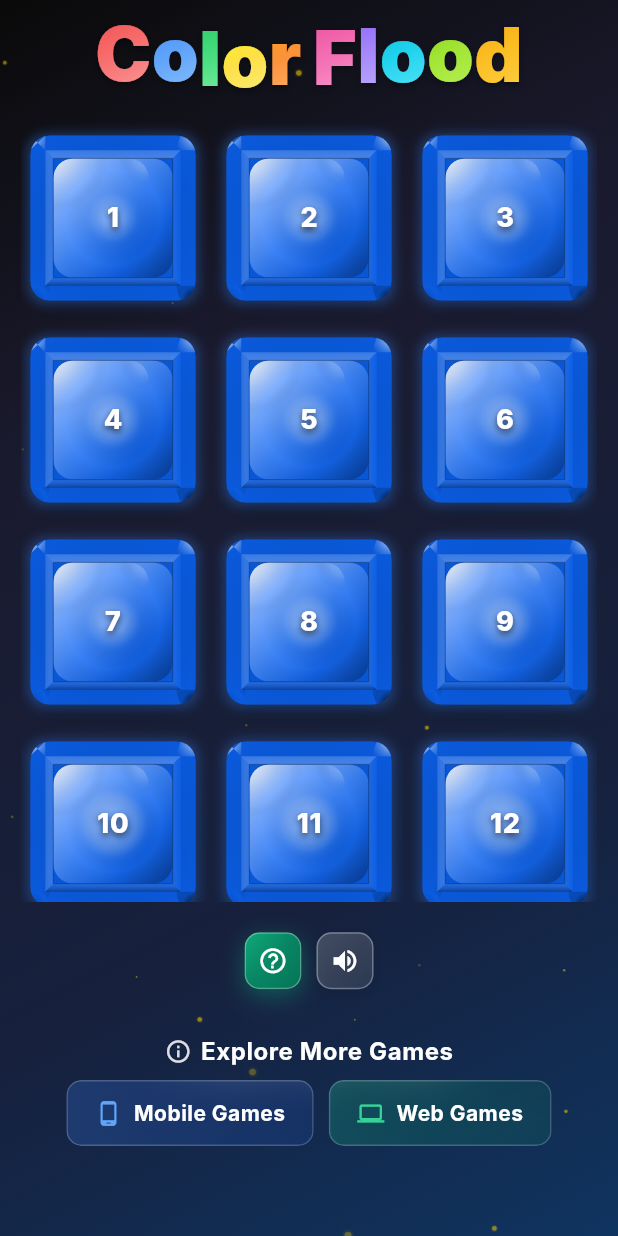
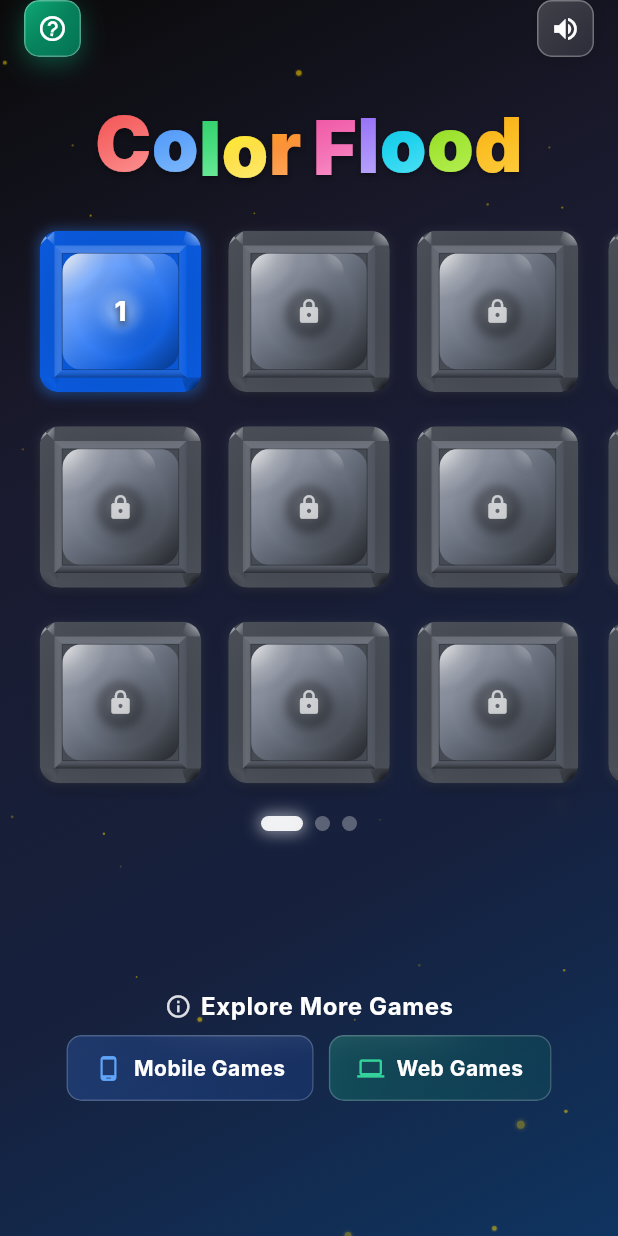
Before and after one commit to AgendeasSolution/color-flood, a Flutter app: the screen it shows after launch, on a phone screen of 412 x 824 dp. Run offline on Flutter 3.47's test engine with Material 3 defaults, Android fonts, the phone set to English and light mode, and no system bars; our stand-ins replace audioplayers, connectivity_plus, firebase_core, google_mobile_ads, package_info_plus, shared_preferences; missing offline and left inert: onesignal_flutter; accounts and stored records are empty; network calls fail; Roboto replaces fonts that are missing (Inter).

Commit message:
Update version to 1.1.4+6, remove unused assets, and refactor layout for improved responsiveness
- Bumped version in pubspec.yaml from 1.1.3+5 to 1.1.4+6.
- Deleted unused page_bg.png asset to reduce app size.
- Adjusted spacing in GameBoard and LevelSelectionGrid for better layout and responsiveness.
- Updated maxLevel in GameConstants from 30 to 24, reflecting the current game design.
- Modified GamePage and GameService to align with the new level structure and ensure proper validation.

```diff
--- a/lib/components/game_board.dart
+++ b/lib/components/game_board.dart
@@ -159,8 +159,8 @@ class _GameBoardState extends State<GameBoard> {
                   physics: const NeverScrollableScrollPhysics(),
                   gridDelegate: SliverGridDelegateWithFixedCrossAxisCount(
                     crossAxisCount: widget.gridWidth,
-                    crossAxisSpacing: 6,
-                    mainAxisSpacing: 6,
+                    crossAxisSpacing: 3,
+                    mainAxisSpacing: 3,
                   ),
                   itemCount: widget.gridWidth * widget.gridHeight,
                   itemBuilder: (context, index) {
--- /dev/null
+++ b/lib/components/level_selection_carousel.dart
@@ -0,0 +1,488 @@
+import 'dart:ui';
+import 'package:flutter/material.dart';
+import '../constants/game_constants.dart';
+import '../services/level_progression_service.dart';
+import '../utils/responsive_utils.dart';
+import 'gem_level_button.dart';
+
+/// Level selection carousel component showing levels in cards
+/// Each card contains 9 levels in a 3x3 grid (3 columns × 3 rows)
+class LevelSelectionCarousel extends StatefulWidget {
+  final Function(int level) onLevelSelected;
+  final Map<int, LevelStatus> levelStatuses;
+  final Widget? customHeader;
+  final bool compactTopSpacing;
+
+  const LevelSelectionCarousel({
+    super.key,
+    required this.onLevelSelected,
+    required this.levelStatuses,
+    this.customHeader,
+    this.compactTopSpacing = false,
+  });
+
+  @override
+  State<LevelSelectionCarousel> createState() => _LevelSelectionCarouselState();
+}
+
+class _LevelSelectionCarouselState extends State<LevelSelectionCarousel> {
+  late final PageController _pageController;
+  int _currentPage = 0;
+  static const int levelsPerCard = 9; // 3 columns × 3 rows
+  late final int totalCards;
+
+  @override
+  void initState() {
+    super.initState();
+    totalCards = (GameConstants.maxLevel / levelsPerCard).ceil();
+    _pageController = PageController(viewportFraction: 0.92); // Show 92% of current card, reducing gap between cards
+  }
+
+  @override
+  void dispose() {
+    _pageController.dispose();
+    super.dispose();
+  }
+
+  @override
+  Widget build(BuildContext context) {
+    return Column(
+      crossAxisAlignment: CrossAxisAlignment.center,
+      mainAxisSize: MainAxisSize.min,
+      children: [
+
+        // Carousel with PageView
+        LayoutBuilder(
+          builder: (context, constraints) {
+            // Calculate height based on width for 3x3 grid (square aspect ratio)
+            final width = constraints.maxWidth;
+            final height = width; // Square grid
+            return SizedBox(
+              height: height,
+              width: width,
+              child: PageView.builder(
+                controller: _pageController,
+                onPageChanged: (index) {
+                  setState(() {
+                    _currentPage = index;
+                  });
+                },
+                itemCount: totalCards,
+                itemBuilder: (context, pageIndex) {
+                  return _buildLevelCard(context, pageIndex);
+                },
+              ),
+            );
+          },
+        ),
+
+        // Page Indicators
+
+        _buildPageIndicators(context),
+      ],
+    );
+  }
+
+  Widget _buildLevelCard(BuildContext context, int pageIndex) {
+    final startLevel = pageIndex * levelsPerCard + 1;
+    final endLevel = (startLevel + levelsPerCard - 1).clamp(1, GameConstants.maxLevel);
+
+    return Center(
+      child: Container(
+        padding: EdgeInsets.all(
+          ResponsiveUtils.getResponsiveSpacing(
+            context,
+            smallPhone: 3,
+            mediumPhone: 4,
+            largePhone: 5,
+            tablet: 6,
+          ),
+        ),
+        child: LayoutBuilder(
+          builder: (context, constraints) {
+            // Calculate grid dimensions for 3 columns × 3 rows
+            final availableWidth = constraints.maxWidth;
+            final availableHeight = constraints.maxHeight;
+            final crossAxisSpacing = ResponsiveUtils.getResponsiveSpacing(
+              context,
+              smallPhone: 4.0,
+              mediumPhone: 6.0,
+              largePhone: 8.0,
+              tablet: 10.0,
+            );
+            final mainAxisSpacing = ResponsiveUtils.getResponsiveSpacing(
+              context,
+              smallPhone: 0.0,
+              mediumPhone: 0.0,
+              largePhone: 0.0,
+              tablet: 0.0,
+            );
+
+            // Calculate item size: divide width equally with spacing
+            final itemWidth = availableWidth / 3;
+            final itemHeight = (availableHeight - (2 * mainAxisSpacing)) / 3;
+
+            // Build 3x3 grid using GridView
+            return GridView.builder(
+              physics: const NeverScrollableScrollPhysics(),
+              shrinkWrap: true,
+              gridDelegate: SliverGridDelegateWithFixedCrossAxisCount(
+                crossAxisCount: 3,
+                crossAxisSpacing: crossAxisSpacing,
+                mainAxisSpacing: mainAxisSpacing,
+                childAspectRatio: itemWidth / itemHeight,
+              ),
+              itemCount: 9,
+              itemBuilder: (context, index) {
+                final level = startLevel + index;
+                if (level > GameConstants.maxLevel) {
+                  return const SizedBox.shrink();
+                }
+                final status = widget.levelStatuses[level] ?? LevelStatus.locked;
+                return _buildHexagonalLevelButton(context, level, status);
+              },
+            );
+          },
+        ),
+      ),
+    );
+  }
+
+  Widget _buildHexagonalLevelButton(BuildContext context, int level, LevelStatus status) {
+    final isLocked = status == LevelStatus.locked;
+
+    // Get base color based on status
+    final baseColor = _getLevelButtonBaseColor(status);
+
+    // Custom shadows for different statuses
+    final customShadows = _getLevelButtonShadows(status, baseColor);
+
+    return AnimatedContainer(
+      duration: const Duration(milliseconds: 300),
+      curve: Curves.easeInOut,
+      child: LayoutBuilder(
+        builder: (context, constraints) {
+          // Use the smaller dimension to ensure square gems, with padding for shadows
+          final availableSize = constraints.maxWidth < constraints.maxHeight
+              ? constraints.maxWidth
+              : constraints.maxHeight;
+
+          // Leave some space for shadows (about 10% on each side)
+          final gemSize = availableSize * 0.9;
+
+          return Center(
+            child: GemLevelButton(
+              size: gemSize,
+              baseColor: baseColor,
+              customShadows: customShadows,
+              onTap: isLocked ? null : () => widget.onLevelSelected(level),
+              child: _buildGemLevelContent(context, level, status),
+            ),
+          );
+        },
+      ),
+    );
+  }
+
+  Color _getLevelButtonBaseColor(LevelStatus status) {
+    switch (status) {
+      case LevelStatus.completed:
+        return const Color(0xFF22C55E);
+      case LevelStatus.unlocked:
+        return const Color(0xFF3B82F6);
+      case LevelStatus.locked:
+        return const Color(0xFF6B7280);
+    }
+  }
+
+  List<BoxShadow> _getLevelButtonShadows(LevelStatus status, Color baseColor) {
+    switch (status) {
+      case LevelStatus.completed:
+        return [
+          BoxShadow(
+            color: Colors.black.withOpacity(0.6),
+            blurRadius: 10,
+            spreadRadius: -3,
+            offset: const Offset(0, 5),
+          ),
+          BoxShadow(
+            color: Colors.black.withOpacity(0.3),
+            blurRadius: 6,
+            spreadRadius: -1,
+            offset: const Offset(0, 2),
+          ),
+          BoxShadow(
+            color: baseColor.withOpacity(0.5),
+            blurRadius: 8,
+            spreadRadius: 2,
+            offset: const Offset(0, 1),
+          ),
+        ];
+      case LevelStatus.unlocked:
+        return [
+          BoxShadow(
+            color: Colors.black.withOpacity(0.6),
+            blurRadius: 10,
+            spreadRadius: -3,
+            offset: const Offset(0, 5),
+          ),
+          BoxShadow(
+            color: Colors.black.withOpacity(0.3),
+            blurRadius: 6,
+            spreadRadius: -1,
+            offset: const Offset(0, 2),
+          ),
+          BoxShadow(
+            color: baseColor.withOpacity(0.4),
+            blurRadius: 6,
+            spreadRadius: 1.5,
+            offset: const Offset(0, 1),
+          ),
+        ];
+      case LevelStatus.locked:
+        return [
+          BoxShadow(
+            color: Colors.black.withOpacity(0.4),
+            blurRadius: 8,
+            spreadRadius: -2,
+            offset: const Offset(0, 4),
+          ),
+          BoxShadow(
+            color: baseColor.withOpacity(0.2),
+            blurRadius: 4,
+            spreadRadius: 0.5,
+            offset: const Offset(0, 1),
+          ),
+        ];
+    }
+  }
+
+  Widget _buildGemLevelContent(BuildContext context, int level, LevelStatus status) {
+    final iconSize = ResponsiveUtils.getResponsiveIconSize(
+      context,
+      smallPhone: 16,
+      mediumPhone: 18,
+      largePhone: 20,
+      tablet: 24,
+    );
+    final textSize = ResponsiveUtils.getResponsiveFontSize(
+      context,
+      smallPhone: 14,
+      mediumPhone: 16,
+      largePhone: 18,
+      tablet: 22,
+    );
+    final padding = ResponsiveUtils.getResponsiveSpacing(
+      context,
+      smallPhone: 6,
+      mediumPhone: 7,
+      largePhone: 8,
+      tablet: 10,
+    );
+
+    if (status == LevelStatus.locked) {
+      return Container(
+        padding: EdgeInsets.all(padding),
+        decoration: BoxDecoration(
+          shape: BoxShape.circle,
+          gradient: RadialGradient(
+            colors: [
+              Colors.white.withOpacity(0.15),
+              Colors.white.withOpacity(0.05),
+              Colors.transparent,
+            ],
+          ),
+          boxShadow: [
+            BoxShadow(
+              color: Colors.black.withOpacity(0.3),
+              blurRadius: 4,
+              offset: const Offset(0, 2),
+            ),
+          ],
+        ),
+        child: Icon(
+          Icons.lock,
+          color: Colors.white.withOpacity(0.7),
+          size: iconSize,
+        ),
+      );
+    }
+
+    if (status == LevelStatus.completed) {
+      return Column(
+        mainAxisAlignment: MainAxisAlignment.center,
+        children: [
+          Text(
+            level.toString(),
+            style: TextStyle(
+              color: Colors.white,
+              fontSize: textSize + 2,
+              fontWeight: FontWeight.w800,
+              letterSpacing: 0.5,
+              shadows: [
+                Shadow(
+                  color: Colors.black.withOpacity(0.8),
+                  blurRadius: 6,
+                  offset: const Offset(0, 2),
+                ),
+                Shadow(
+                  color: const Color(0xFF22C55E).withOpacity(0.5),
+                  blurRadius: 8,
+                  offset: const Offset(0, 0),
+                ),
+              ],
+            ),
+          ),
+          SizedBox(height: ResponsiveUtils.getResponsiveSpacing(
+            context,
+            smallPhone: 3,
+            mediumPhone: 4,
+            largePhone: 5,
+            tablet: 6,
+          )),
+          Container(
+            padding: EdgeInsets.all(padding - 3),
+            decoration: BoxDecoration(
+              shape: BoxShape.circle,
+              gradient: RadialGradient(
+                colors: [
+                  Colors.white.withOpacity(0.95),
+                  Colors.white.withOpacity(0.7),
+                  const Color(0xFF22C55E).withOpacity(0.3),
+                ],
+              ),
+              boxShadow: [
+                BoxShadow(
+                  color: const Color(0xFF22C55E).withOpacity(0.6),
+                  blurRadius: 6,
+                  spreadRadius: 1,
+                ),
+                BoxShadow(
+                  color: Colors.white.withOpacity(0.4),
+                  blurRadius: 4,
+                  spreadRadius: 0,
+                ),
+              ],
+            ),
+            child: Icon(
+              Icons.check_circle,
+              color: const Color(0xFF22C55E),
+              size: iconSize - 3,
+            ),
+          ),
+        ],
+      );
+    }
+
+    // Unlocked but not completed
+    return Container(
+      padding: EdgeInsets.all(padding + 2),
+      decoration: BoxDecoration(
+        shape: BoxShape.circle,
+        gradient: RadialGradient(
+          colors: [
+            Colors.white.withOpacity(0.25),
+            Colors.white.withOpacity(0.1),
+            Colors.transparent,
+          ],
+        ),
+        boxShadow: [
+          BoxShadow(
+            color: Colors.white.withOpacity(0.2),
+            blurRadius: 4,
+            spreadRadius: 0,
+          ),
+        ],
+      ),
+      child: Text(
+        level.toString(),
+        style: TextStyle(
+          color: Colors.white,
+          fontSize: textSize + 2,
+          fontWeight: FontWeight.w800,
+          letterSpacing: 0.5,
+          shadows: [
+            Shadow(
+              color: Colors.black.withOpacity(0.8),
+              blurRadius: 6,
+              offset: const Offset(0, 2),
+            ),
+            Shadow(
+              color: const Color(0xFF3B82F6).withOpacity(0.4),
+              blurRadius: 8,
+              offset: const Offset(0, 0),
+            ),
+          ],
+        ),
+      ),
+    );
+  }
+
+  Widget _buildPageIndicators(BuildContext context) {
+    return Row(
+      mainAxisAlignment: MainAxisAlignment.center,
+      children: List.generate(
+        totalCards,
+        (index) => GestureDetector(
+          onTap: () {
+            _pageController.animateToPage(
+              index,
+              duration: const Duration(milliseconds: 300),
+              curve: Curves.easeInOut,
+            );
+          },
+          child: AnimatedContainer(
+            duration: const Duration(milliseconds: 300),
+            curve: Curves.easeInOut,
+            margin: EdgeInsets.symmetric(
+              horizontal: ResponsiveUtils.getResponsiveSpacing(
+                context,
+                smallPhone: 3,
+                mediumPhone: 4,
+                largePhone: 5,
+                tablet: 6,
+              ),
+            ),
+            width: _currentPage == index
+                ? ResponsiveUtils.getResponsiveValue(
+                    context: context,
+                    smallPhone: 24.0,
+                    mediumPhone: 28.0,
+                    largePhone: 32.0,
+                    tablet: 36.0,
+                  )
+                : ResponsiveUtils.getResponsiveValue(
+                    context: context,
+                    smallPhone: 8.0,
+                    mediumPhone: 10.0,
+                    largePhone: 12.0,
+                    tablet: 14.0,
+                  ),
+            height: ResponsiveUtils.getResponsiveValue(
+              context: context,
+              smallPhone: 8.0,
+              mediumPhone: 10.0,
+              largePhone: 12.0,
+              tablet: 14.0,
+            ),
+            decoration: BoxDecoration(
+              borderRadius: BorderRadius.circular(10),
+              color: _currentPage == index
+                  ? Colors.white.withOpacity(0.9)
+                  : Colors.white.withOpacity(0.3),
+              boxShadow: _currentPage == index
+                  ? [
+                      BoxShadow(
+                        color: Colors.white.withOpacity(0.5),
+                        blurRadius: 8,
+                        spreadRadius: 2,
+                      ),
+                    ]
+                  : null,
+            ),
+          ),
+        ),
+      ),
+    );
+  }
+}
--- a/lib/components/level_selection_grid.dart
+++ b/lib/components/level_selection_grid.dart
@@ -34,7 +34,7 @@ class LevelSelectionGrid extends StatelessWidget {
 
     return Column(
       crossAxisAlignment: CrossAxisAlignment.start,
-      mainAxisSize: MainAxisSize.max,
+      mainAxisSize: MainAxisSize.min,
       children: [
         // Custom Header or Default Title
         customHeader ?? Text(
@@ -70,10 +70,10 @@ class LevelSelectionGrid extends StatelessWidget {
                 ),
         ),
 
-        // Level Grid - 3D Gem Layout with scrollable grid area only
-        Expanded(
-          child: GridView.builder(
-            physics: const BouncingScrollPhysics(),
+        // Level Grid - 3D Gem Layout with overall page scrolling
+        GridView.builder(
+          physics: const NeverScrollableScrollPhysics(),
+          shrinkWrap: true,
           padding: EdgeInsets.symmetric(
             vertical: ResponsiveUtils.getResponsiveSpacing(
               context,
@@ -95,7 +95,6 @@ class LevelSelectionGrid extends StatelessWidget {
             final status = levelStatuses[level] ?? LevelStatus.locked;
             return _buildHexagonalLevelButton(context, level, status);
           },
-          ),
         ),
       ],
     );
--- a/lib/constants/game_constants.dart
+++ b/lib/constants/game_constants.dart
@@ -33,7 +33,7 @@ class GameConstants {
   static const int maxPatternComplexity = 7;
   static const double maxColorDominance = 0.6; // Max 60% of any single color
 
-  // Level progression configuration (30 levels with rectangular grids)
+  // Level progression configuration (24 levels with rectangular grids)
   // Get grid width for a given level
   static int getGridWidth(int level) {
     if (level < 1 || level > maxLevel) return baseGridSize;
@@ -59,7 +59,7 @@ class GameConstants {
     return getGridWidth(level);
   }
 
-  static const int maxLevel = 30;
+  static const int maxLevel = 24;
 
   // UI configuration
   static const double gameBoardPadding = 12.0;
--- a/lib/pages/game_page.dart
+++ b/lib/pages/game_page.dart
@@ -1379,7 +1379,7 @@ class _GameCompletedDialog extends StatelessWidget {
                       tablet: 12,
                     )),
                     Text(
-                      "You've completed all 30 levels!\nYou are a Color Flood master!",
+                      "You've completed all 24 levels!\nYou are a Color Flood master!",
                       textAlign: TextAlign.center,
                       style: TextStyle(
                         color: Colors.white,
--- a/lib/pages/home_page.dart
+++ b/lib/pages/home_page.dart
@@ -6,7 +6,7 @@ import 'package:flutter/foundation.dart';
 import '../constants/app_constants.dart';
 import '../constants/game_constants.dart';
 import '../components/color_flood_logo.dart';
-import '../components/level_selection_grid.dart';
+import '../components/level_selection_carousel.dart';
 import '../components/how_to_play_dialog.dart';
 import '../components/ad_banner.dart';
 import '../components/animated_background.dart';
@@ -38,8 +38,6 @@ class _HomePageState extends State<HomePage> with TickerProviderStateMixin {
   void initState() {
     super.initState();
     _initializeAnimations();
-    // Unlock all levels for testing purposes
-    _levelService.unlockAllLevels();
     _loadLevelStatuses();
   }
 
@@ -431,50 +429,68 @@ class _HomePageState extends State<HomePage> with TickerProviderStateMixin {
           SafeArea(
             child: FadeTransition(
               opacity: _fadeAnimation,
-              child: Padding(
-                padding: EdgeInsets.fromLTRB(
-                  horizontalPadding,
-                  0,
-                  horizontalPadding,
-                  verticalPadding,
-                ),
               child: Column(
                 crossAxisAlignment: CrossAxisAlignment.center,
                 children: [
+                  // Top spacing for logo
+                  SizedBox(height: ResponsiveUtils.getResponsiveSpacing(
+                    context,
+                    smallPhone: 50,
+                    mediumPhone: 60,
+                    largePhone: 70,
+                    tablet: 80,
+                  )),
+
                   // Color Flood Logo
                   const ColorFloodLogo(),
 
-                    SizedBox(height: ResponsiveUtils.getResponsiveSpacing(
-                      context,
-                      smallPhone: 2,
-                      mediumPhone: 3,
-                      largePhone: 4,
-                      tablet: 6,
-                    )),
-
-                    // Level Selection Grid - Scrollable area only
-                    Expanded(
-                      child: LevelSelectionGrid(
+                  // Level Selection Carousel
+                  LevelSelectionCarousel(
                     onLevelSelected: _onLevelSelected,
                     levelStatuses: _levelStatuses,
                     customHeader: _buildLevelSectionHeader(),
                     compactTopSpacing: true,
                   ),
+
+
+                ],
+              ),
+            ),
           ),
 
-                    SizedBox(height: buttonSpacing * 2),
+          // How to Play Button - Top Left
+          Positioned(
+            top: 0,
+            left: GameConstants.mediumSpacing,
+            child: SafeArea(
+              child: _buildSmallHowToPlayButton(),
+            ),
+          ),
 
-                    // How to Play, Sound Toggle, and Test Update Buttons
-                    Row(
+          // Sound Toggle Button - Top Right
+          Positioned(
+            top: 0,
+            right: GameConstants.mediumSpacing,
+            child: SafeArea(
+              child: _buildSoundToggleButton(),
+            ),
+          ),
+
+          // Explore More Games Section - Above Ad Banner
+          Positioned(
+            left: 0,
+            right: 0,
+            bottom: 90, // Height of ad banner
+            child: SafeArea(
+              child: Container(
+                width: double.infinity,
+                padding: EdgeInsets.symmetric(
+                  horizontal: horizontalPadding,
+                ),
+                child: Column(
+                  mainAxisSize: MainAxisSize.min,
                   mainAxisAlignment: MainAxisAlignment.center,
                   children: [
-                        _buildSmallHowToPlayButton(),
-                        SizedBox(width: buttonSpacing),
-                        _buildSoundToggleButton(),
-                      ],
-                    ),
-
-                    SizedBox(height: buttonSpacing * 3),
                     Row(
                       mainAxisAlignment: MainAxisAlignment.center,
                       children: [
@@ -495,9 +511,7 @@ class _HomePageState extends State<HomePage> with TickerProviderStateMixin {
                         ),
                       ],
                     ),
-
                     SizedBox(height: buttonSpacing * 0.75),
-
                     Row(
                       mainAxisAlignment: MainAxisAlignment.center,
                       children: [
@@ -524,9 +538,6 @@ class _HomePageState extends State<HomePage> with TickerProviderStateMixin {
                         ),
                       ],
                     ),
-
-                    // Add bottom padding to account for ad banner (90px height)
-                    SizedBox(height: 30 + bottomSpacing),
                   ],
                 ),
               ),
--- a/lib/services/game_service.dart
+++ b/lib/services/game_service.dart
@@ -1152,7 +1152,7 @@ class GameService {
   /// Create a new game configuration for the given level with AI-precise difficulty
   GameConfig createGameConfig(int level) {
     try {
-      // Ensure level is within valid range (1-30)
+      // Ensure level is within valid range (1-24)
       final validLevel = level.clamp(1, GameConstants.maxLevel);
       final gridWidth = GameConstants.getGridWidth(validLevel);
       final gridHeight = GameConstants.getGridHeight(validLevel);
--- a/pubspec.yaml
+++ b/pubspec.yaml
@@ -16,7 +16,7 @@ publish_to: "none" # Remove this line if you wish to publish to pub.dev
 # https://developer.apple.com/library/archive/documentation/General/Reference/InfoPlistKeyReference/Articles/CoreFoundationKeys.html
 # In Windows, build-name is used as the major, minor, and patch parts
 # of the product and file versions while build-number is used as the build suffix.
-version: 1.1.3+5
+version: 1.1.4+6
 
 environment:
   sdk: ^3.9.2
```
Also changed, not shown: 3 other files. Lines whose indentation alone changed are shown as unchanged.
